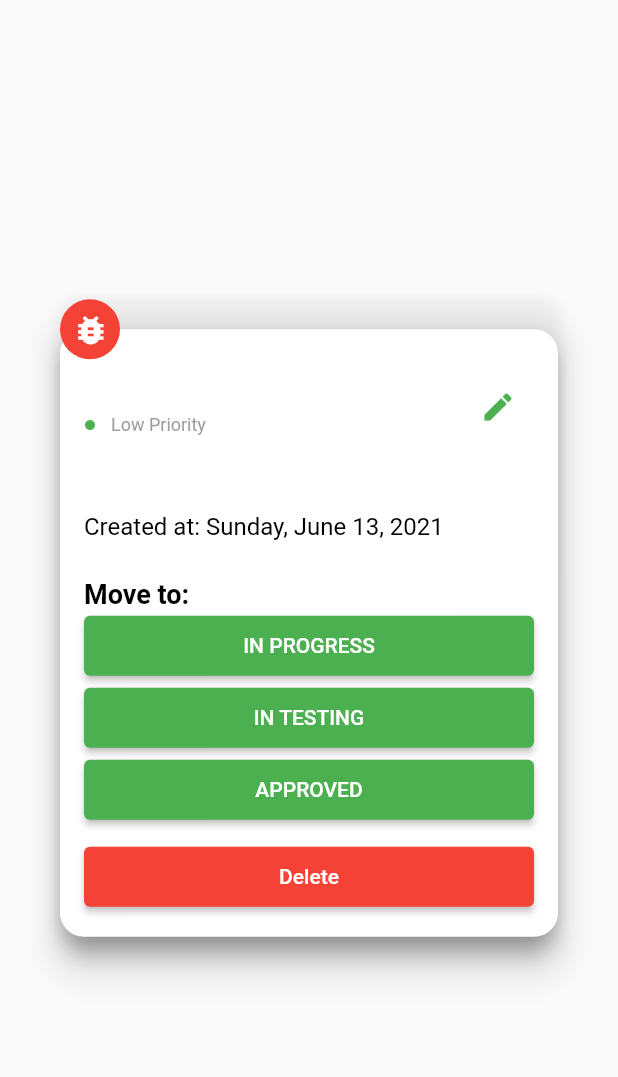
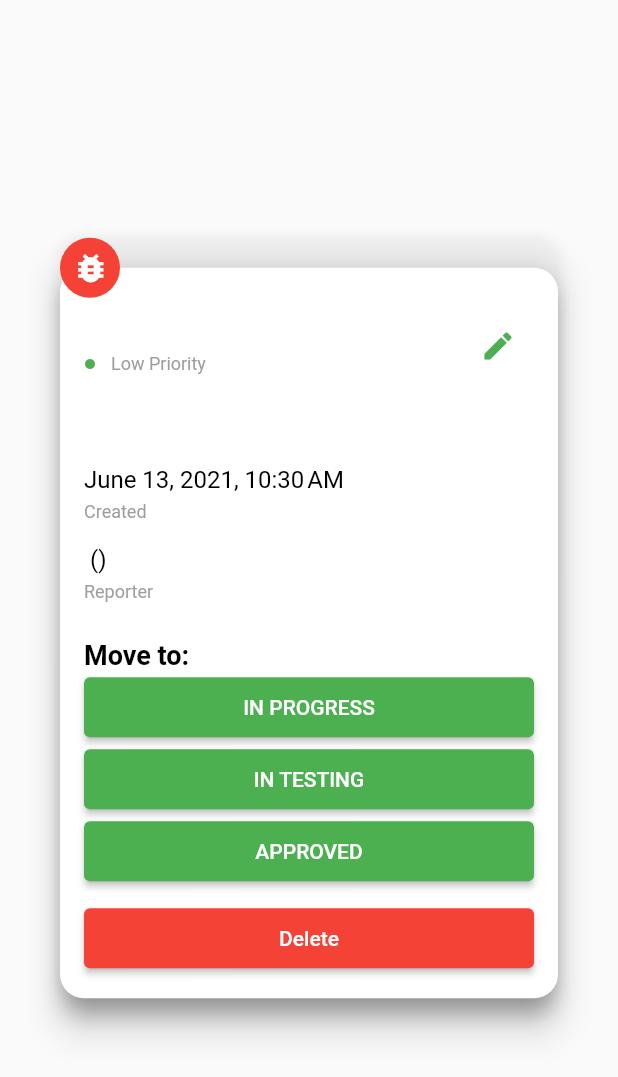
Before and after one commit to rynssnjn/firebase-sample-flutter, a Flutter app: the ActionDialog widget shown alone on an empty page, opened directly with empty values, on a phone screen of 412 x 824 dp. Shown: the top 1077 px of the screen. Run offline on Flutter 3.47's test engine with Material 2 defaults, Android fonts, the phone set to English and light mode, and no system bars; our stand-ins replace another_flushbar, async_redux, cloud_firestore, firebase_auth, firebase_core, freezed_annotation; missing offline and left inert: cloud_firestore_web, firebase_auth_web, firebase_core_web; accounts and stored records are empty; generated files the repository leaves out were written again; network calls fail.

Commit message:
Updated ui
added reporter

```diff
--- a/lib/apis/tasks_api/handlers/task_model_handler.dart
+++ b/lib/apis/tasks_api/handlers/task_model_handler.dart
@@ -7,11 +7,11 @@ class TaskApi {
   final CollectionReference<Map<String, dynamic>> collection;
 
   Future create(TaskModel body) async {
-    return await collection.add(body.toJson());
+    return await collection.add(body.decodeToJson());
   }
 
   Future update(String id, TaskModel body) async {
-    return await collection.doc(id).update(body.toJson());
+    return await collection.doc(id).update(body.decodeToJson());
   }
 
   Future delete(String id) async {
--- a/lib/apis/tasks_api/models/task_model.dart
+++ b/lib/apis/tasks_api/models/task_model.dart
@@ -1,8 +1,15 @@
+import 'dart:convert';
+
+import 'package:firebase_sample/apis/users_api/models/user_model.dart';
 import 'package:firebase_sample/utilities/enums.dart';
 import 'package:freezed_annotation/freezed_annotation.dart';
 
 part 'task_model.freezed.dart';
 part 'task_model.g.dart';
+
+extension TaskModelExt on TaskModel {
+  Map<String, dynamic> decodeToJson() => jsonDecode(jsonEncode(this));
+}
 
 @freezed
 abstract class TaskModel with _$TaskModel {
@@ -13,6 +20,7 @@ abstract class TaskModel with _$TaskModel {
     @JsonKey(name: 'type') TicketType? type,
     @JsonKey(name: 'priority') PriorityLevel? priority,
     @JsonKey(name: 'creationDate') DateTime? creationDate,
+    @JsonKey(name: 'creator') UserModel? creator,
   }) = _TaskModel;
 
   factory TaskModel.fromJson(Map<String, dynamic> json) => _$TaskModelFromJson(json);
--- a/lib/apis/users_api/models/user_model.dart
+++ b/lib/apis/users_api/models/user_model.dart
@@ -2,6 +2,12 @@ import 'package:freezed_annotation/freezed_annotation.dart';
 
 part 'user_model.freezed.dart';
 part 'user_model.g.dart';
+
+extension UserModelExt on UserModel {
+  String get fullName => '$firstname $surname';
+
+  String get fullNameSurnameFirst => '$surname, $firstname';
+}
 
 @freezed
 abstract class UserModel with _$UserModel {
--- /dev/null
+++ b/lib/features/task_page/widgets/read_only_fields.dart
@@ -0,0 +1,61 @@
+import 'package:firebase_sample/apis/users_api/models/user_model.dart';
+import 'package:firebase_sample/utilities/extensions.dart';
+import 'package:firebase_sample/widgets/widget_spacer.dart';
+import 'package:flutter/material.dart';
+
+class ReadOnlyFields extends StatelessWidget {
+  const ReadOnlyFields({
+    this.reporter,
+    this.creationDate,
+    this.spacing = 15.0,
+    Key? key,
+  }) : super(key: key);
+
+  final UserModel? reporter;
+  final DateTime? creationDate;
+  final double spacing;
+
+  @override
+  Widget build(BuildContext context) {
+    final textTheme = Theme.of(context).textTheme;
+    return Column(
+      crossAxisAlignment: CrossAxisAlignment.start,
+      children: [
+        VerticalSpacer(25),
+        Text(
+          '${creationDate!.format('yMMMMd')}, ${creationDate!.format('jm')}',
+          style: textTheme.bodyText2,
+        ),
+        VerticalSpacer(5),
+        Text(
+          'Created',
+          style: textTheme.subtitle1,
+        ),
+        VerticalSpacer(spacing),
+        RichText(
+          text: TextSpan(
+            children: <TextSpan>[
+              TextSpan(
+                text: '${reporter!.fullName}(',
+                style: textTheme.bodyText2,
+              ),
+              TextSpan(
+                text: '${reporter!.email}',
+                style: textTheme.bodyText2!.copyWith(color: Colors.green),
+              ),
+              TextSpan(
+                text: ')',
+                style: textTheme.bodyText2,
+              ),
+            ],
+          ),
+        ),
+        VerticalSpacer(5),
+        Text(
+          'Reporter',
+          style: textTheme.subtitle1,
+        ),
+      ],
+    );
+  }
+}
--- a/lib/features/tasks_board/widgets/action_dialog.dart
+++ b/lib/features/tasks_board/widgets/action_dialog.dart
@@ -1,4 +1,5 @@
 import 'package:firebase_sample/apis/tasks_api/models/task_model.dart';
+import 'package:firebase_sample/features/task_page/widgets/read_only_fields.dart';
 import 'package:firebase_sample/utilities/enums.dart';
 import 'package:firebase_sample/utilities/extensions.dart';
 import 'package:firebase_sample/widgets/loading_widget.dart';
@@ -84,7 +85,7 @@ class ActionDialog extends StatelessWidget {
                   overflow: TextOverflow.ellipsis,
                 ),
                 if (task!.description!.length > 100) ...[
-                  VerticalSpacer(15),
+                  VerticalSpacer(5),
                   InkWell(
                     onTap: () => _onEditTask(context),
                     child: Text(
@@ -97,8 +98,10 @@ class ActionDialog extends StatelessWidget {
                     ),
                   ),
                 ],
-                VerticalSpacer(15),
-                Text('Created at: ${task!.creationDate!.format('yMMMMEEEEd')}'),
+                ReadOnlyFields(
+                  creationDate: task!.creationDate,
+                  reporter: task!.creator,
+                ),
                 VerticalSpacer(25),
                 Text('Move to:', style: textTheme.headline4),
                 ...TaskProgress.values
--- a/lib/state/actions/task_actions.dart
+++ b/lib/state/actions/task_actions.dart
@@ -20,6 +20,7 @@ class InitTask extends ReduxAction<AppState> {
       progress: TaskProgress.TODO,
       priority: PriorityLevel.LOW,
       creationDate: DateTime.now(),
+      creator: state.userState.user,
     );
     return state.copyWith.taskState(task: task ?? model);
   }
```
Also changed, not shown: lib/apis/users_api/handlers/user_model_handler.dart (+10 -0 lines), lib/features/task_page/task_page_widget.dart (+10 -10 lines), lib/state/actions/user_actions.dart (+21 -0 lines).
